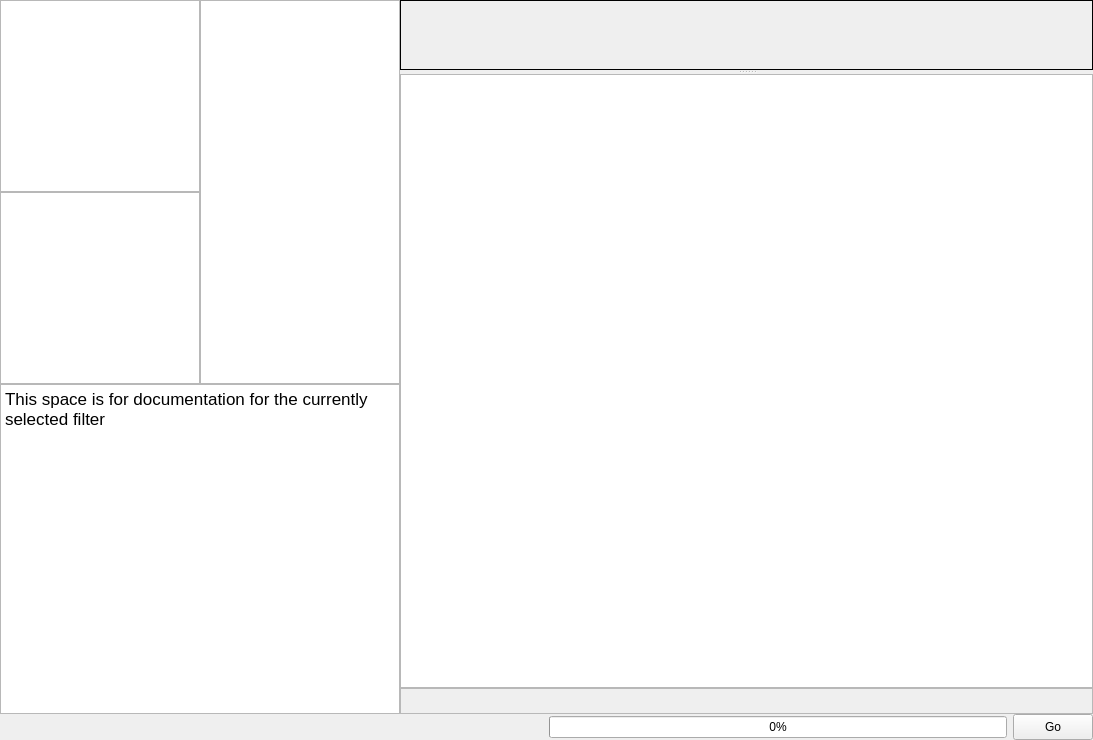
Before: the Qt Designer form Source/Plugins/PipelineBuilder/UI/PipelineBuilderWidget.ui in BlueQuartzSoftware/DREAM3D, drawn with Qt 5.
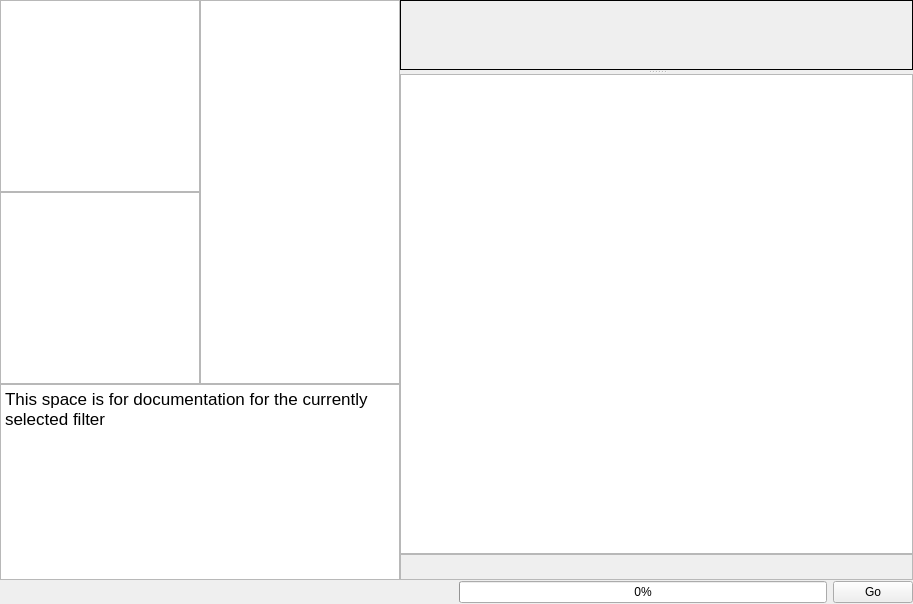
After: the same form once the commit is applied. Icons and pictures are not drawn. Custom widgets are drawn as their Qt base class.

Commit message: Fixing numerous errors and bugs with the latest feature of running the preflight as the pipeline is being built. We need better error messages

```diff
--- a/Source/Plugins/PipelineBuilder/UI/PipelineBuilderWidget.ui
+++ b/Source/Plugins/PipelineBuilder/UI/PipelineBuilderWidget.ui
@@ -6,8 +6,8 @@
    <rect>
     <x>0</x>
     <y>0</y>
-    <width>1093</width>
-    <height>740</height>
+    <width>913</width>
+    <height>604</height>
    </rect>
   </property>
   <property name="windowTitle">
@@ -203,7 +203,7 @@
           <rect>
            <x>0</x>
            <y>0</y>
-           <width>687</width>
+           <width>507</width>
            <height>76</height>
           </rect>
          </property>
@@ -534,12 +534,6 @@
      </item>
      <item>
       <widget class="QPushButton" name="m_GoBtn">
-       <property name="maximumSize">
-        <size>
-         <width>16777215</width>
-         <height>26</height>
-        </size>
-       </property>
        <property name="text">
         <string>Go</string>
        </property>
```
The commit also changes 2 other files.
